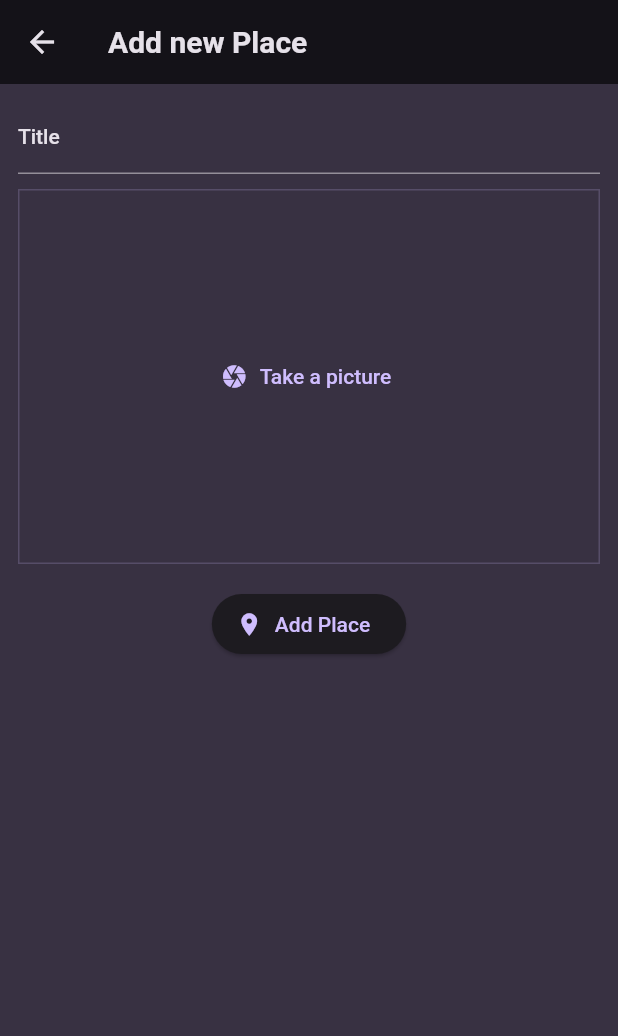
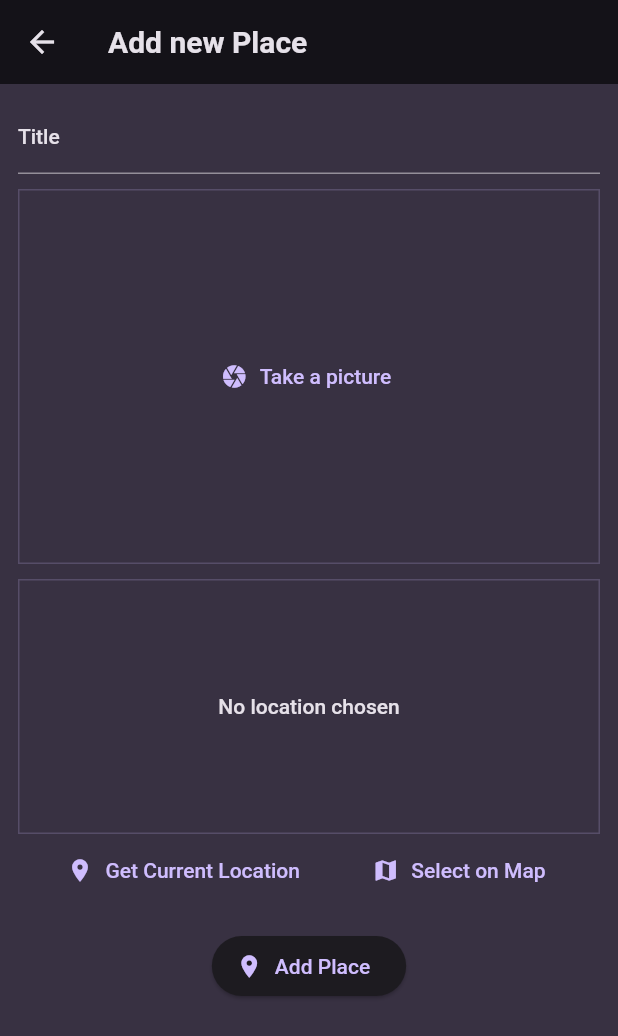
Before and after one commit to abdGhost/native_device_feature_app, a Flutter app: the screen it shows after launch, after a tap on the "add" icon, on a phone screen of 412 x 824 dp. Shown: the top 1036 px of the screen. Run offline on Flutter 3.47's test engine with Material 2 defaults, Android fonts, the phone set to English and light mode, and no system bars; our stand-ins replace flutter_riverpod, google_fonts, image_picker, location.

Commit message:
Added location package and also added location_input widget

```diff
--- a/lib/models/place.dart
+++ b/lib/models/place.dart
@@ -1,12 +1,15 @@
 import 'package:uuid/uuid.dart';
+import 'dart:io';
 
 const uuid = Uuid();
 
 class Place {
   Place({
     required this.title,
+    required this.image,
   }) : id = uuid.v4();
 
   final String id;
   final String title;
+  final File image;
 }
--- a/lib/provider/user_places.dart
+++ b/lib/provider/user_places.dart
@@ -1,3 +1,5 @@
+import 'dart:io';
+
 import 'package:flutter_riverpod/flutter_riverpod.dart';
 
 import 'package:native_device_feature/models/place.dart';
@@ -5,8 +7,8 @@ import 'package:native_device_feature/models/place.dart';
 class UserPlacesNotifier extends StateNotifier<List<Place>> {
   UserPlacesNotifier() : super(const []);
 
-  void addPlace(String title) {
-    final newPlace = Place(title: title);
+  void addPlace(String title, File image) {
+    final newPlace = Place(title: title, image: image);
 
     state = [newPlace, ...state];
   }
--- a/lib/screens/add_place_screen.dart
+++ b/lib/screens/add_place_screen.dart
@@ -1,7 +1,10 @@
+import 'dart:io';
+
 import 'package:flutter/material.dart';
 import 'package:flutter_riverpod/flutter_riverpod.dart';
 import 'package:native_device_feature/provider/user_places.dart';
 import 'package:native_device_feature/widgets/image_input.dart';
+import 'package:native_device_feature/widgets/location_input.dart';
 
 class AddPlaceScreen extends ConsumerStatefulWidget {
   const AddPlaceScreen({super.key});
@@ -13,6 +16,7 @@ class AddPlaceScreen extends ConsumerStatefulWidget {
 
 class _AddPlaceScreen extends ConsumerState<AddPlaceScreen> {
   final _titleController = TextEditingController();
+  File? _selectedImage;
 
   @override
   void dispose() {
@@ -26,7 +30,7 @@ class _AddPlaceScreen extends ConsumerState<AddPlaceScreen> {
     if (enterTitle.isEmpty) {
       return;
     }
-    ref.read(userPlaceProvider.notifier).addPlace(enterTitle);
+    ref.read(userPlaceProvider.notifier).addPlace(enterTitle, _selectedImage!);
     Navigator.of(context).pop();
   }
 
@@ -59,7 +63,15 @@ class _AddPlaceScreen extends ConsumerState<AddPlaceScreen> {
             const SizedBox(
               height: 10,
             ),
-            const ImageInputWidget(),
+            ImageInputWidget(
+              onPickImage: (image) {
+                _selectedImage = image;
+              },
+            ),
+            const SizedBox(
+              height: 10,
+            ),
+            const LocationInputWidget(),
             const SizedBox(
               height: 16,
             ),
--- a/lib/screens/places_screen.dart
+++ b/lib/screens/places_screen.dart
@@ -29,8 +29,11 @@ class PlacesScreen extends ConsumerWidget {
           ),
         ],
       ),
-      body: PlacesListWidget(
-        places: userPlaces,
+      body: Padding(
+        padding: const EdgeInsets.all(10.0),
+        child: PlacesListWidget(
+          places: userPlaces,
+        ),
       ),
     );
   }
--- a/lib/widgets/image_input.dart
+++ b/lib/widgets/image_input.dart
@@ -4,7 +4,12 @@ import 'package:flutter/material.dart';
 import 'package:image_picker/image_picker.dart';
 
 class ImageInputWidget extends StatefulWidget {
-  const ImageInputWidget({super.key});
+  const ImageInputWidget({
+    super.key,
+    required this.onPickImage,
+  });
+
+  final void Function(File image) onPickImage;
   @override
   State<ImageInputWidget> createState() {
     return _ImageInputWidget();
@@ -27,6 +32,7 @@ class _ImageInputWidget extends State<ImageInputWidget> {
     setState(() {
       _selectedImage = File(pickedImage.path);
     });
+    widget.onPickImage(_selectedImage!);
   }
 
   @override
@@ -40,10 +46,14 @@ class _ImageInputWidget extends State<ImageInputWidget> {
     );
 
     if (_selectedImage != null) {
-      content = Image.file(
-        _selectedImage!,
-        width: double.infinity,
-        fit: BoxFit.cover,
+      content = GestureDetector(
+        onTap: _takePicture,
+        child: Image.file(
+          _selectedImage!,
+          width: double.infinity,
+          height: double.infinity,
+          fit: BoxFit.cover,
+        ),
       );
     }
 
--- /dev/null
+++ b/lib/widgets/location_input.dart
@@ -0,0 +1,105 @@
+import 'package:flutter/material.dart';
+import 'package:location/location.dart';
+
+class LocationInputWidget extends StatefulWidget {
+  const LocationInputWidget({
+    super.key,
+  });
+  @override
+  State<LocationInputWidget> createState() {
+    return _LocationInputWidget();
+  }
+}
+
+class _LocationInputWidget extends State<LocationInputWidget> {
+  Location? _pickedLocation;
+  bool _isGettingLocation = false;
+
+  void _getCurrentLocation() async {
+    Location location = Location();
+
+    bool serviceEnabled;
+    PermissionStatus permissionGranted;
+    LocationData locationData;
+
+    serviceEnabled = await location.serviceEnabled();
+    if (!serviceEnabled) {
+      serviceEnabled = await location.requestService();
+      if (!serviceEnabled) {
+        return;
+      }
+    }
+
+    permissionGranted = await location.hasPermission();
+    if (permissionGranted == PermissionStatus.denied) {
+      permissionGranted = await location.requestPermission();
+      if (permissionGranted != PermissionStatus.granted) {
+        return;
+      }
+    }
+
+    setState(() {
+      _isGettingLocation = true;
+    });
+
+    locationData = await location.getLocation();
+    setState(() {
+      _isGettingLocation = false;
+    });
+    print(locationData.latitude);
+    print(locationData.latitude);
+  }
+
+  @override
+  Widget build(BuildContext context) {
+    Widget _previewContent = Center(
+      child: Text(
+        'No location chosen',
+        textAlign: TextAlign.center,
+        style: Theme.of(context).textTheme.bodyLarge!.copyWith(
+              color: Theme.of(context).colorScheme.onBackground,
+            ),
+      ),
+    );
+
+    if (_isGettingLocation) {
+      _previewContent = const Center(
+        child: CircularProgressIndicator(),
+      );
+    }
+    return Column(
+      children: [
+        Container(
+          height: 170,
+          width: double.infinity,
+          decoration: BoxDecoration(
+            border: Border.all(
+              width: 1,
+              color: Theme.of(context).colorScheme.primary.withOpacity(0.2),
+            ),
+          ),
+          child: _previewContent,
+        ),
+        Row(
+          mainAxisAlignment: MainAxisAlignment.spaceEvenly,
+          children: [
+            TextButton.icon(
+              onPressed: _getCurrentLocation,
+              icon: const Icon(
+                Icons.location_on,
+              ),
+              label: const Text('Get Current Location'),
+            ),
+            TextButton.icon(
+              onPressed: () {},
+              icon: const Icon(
+                Icons.map,
+              ),
+              label: const Text('Select on Map'),
+            ),
+          ],
+        ),
+      ],
+    );
+  }
+}
--- a/lib/widgets/places_list_widget.dart
+++ b/lib/widgets/places_list_widget.dart
@@ -25,6 +25,12 @@ class PlacesListWidget extends StatelessWidget {
     return ListView.builder(
       itemCount: places.length,
       itemBuilder: (ctx, index) => ListTile(
+        leading: CircleAvatar(
+          radius: 26,
+          backgroundImage: FileImage(
+            places[index].image,
+          ),
+        ),
         title: Text(
           places[index].title,
           style: Theme.of(context).textTheme.titleMedium!.copyWith(
--- a/pubspec.yaml
+++ b/pubspec.yaml
@@ -40,6 +40,7 @@ dependencies:
   uuid: ^3.0.7
   flutter_riverpod: ^2.3.6
   image_picker: ^1.0.1
+  location: ^5.0.0
 
 dev_dependencies:
   flutter_test:
```
Also changed, not shown: lib/screens/place_details_screen.dart (+14 -13 lines), pubspec.lock, 2 other files.
